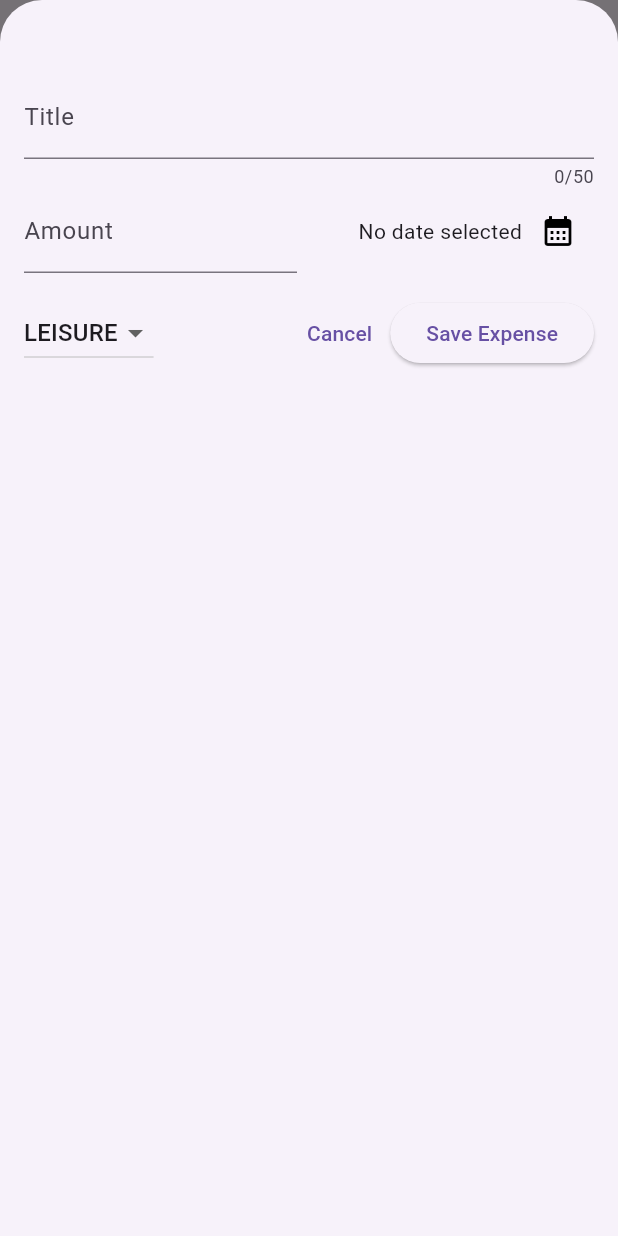
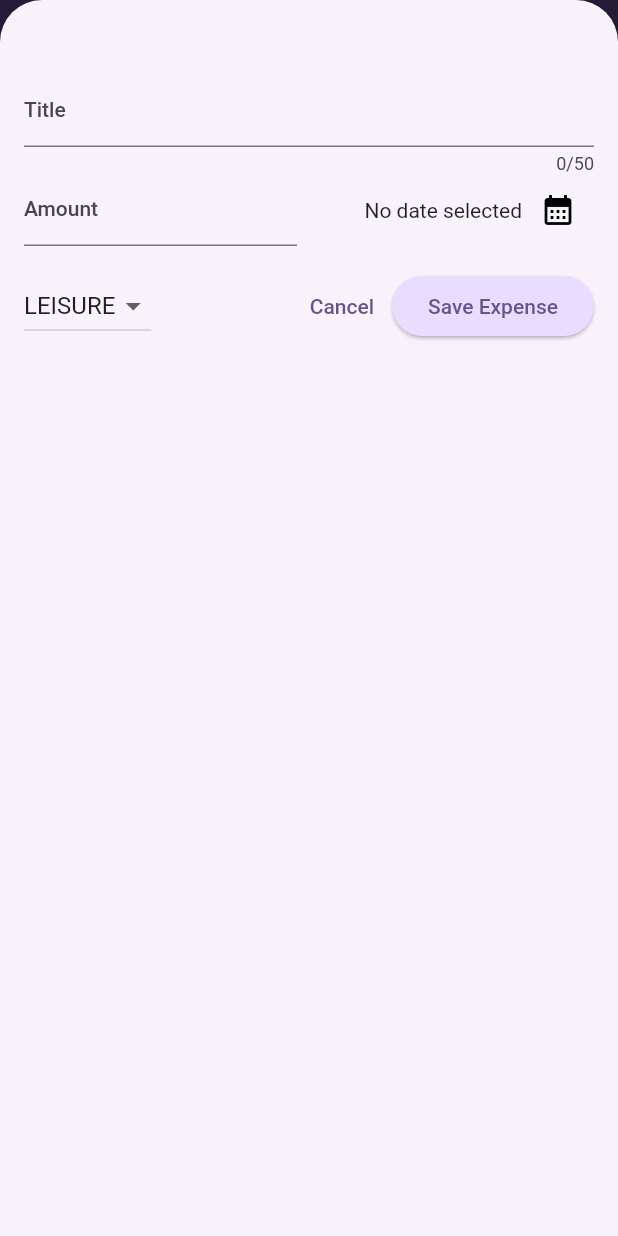
Before and after one commit to Orik-dev/expense_tracker, a Flutter app: the screen it shows after launch, after a tap on the "add" icon, on a phone screen of 412 x 824 dp. Run offline on Flutter 3.47's test engine with Material 2 defaults, Android fonts, the phone set to English and light mode, and no system bars.

Commit message:
ThemeData

```diff
--- a/lib/main.dart
+++ b/lib/main.dart
@@ -1,9 +1,59 @@
 import 'package:expense_tracker/widgets/expenses.dart';
 import 'package:flutter/material.dart';
 
+var kColorScheme =
+    ColorScheme.fromSeed(seedColor: const Color.fromARGB(255, 96, 59, 181));
+
+var kDarkColorScheme = ColorScheme.fromSeed(
+  brightness: Brightness.dark,
+  seedColor: const Color.fromARGB(255, 5, 99, 125),
+);
+
 void main() {
   runApp(MaterialApp(
-    theme: ThemeData(useMaterial3: true),
+    darkTheme: ThemeData.dark().copyWith(
+      useMaterial3: true,
+      colorScheme: kDarkColorScheme,
+      cardTheme: const CardTheme().copyWith(
+        color: kDarkColorScheme.secondaryContainer,
+        margin: const EdgeInsets.symmetric(
+          horizontal: 16,
+          vertical: 8,
+        ),
+      ),
+      elevatedButtonTheme: ElevatedButtonThemeData(
+        style: ElevatedButton.styleFrom(
+          backgroundColor: kDarkColorScheme.primaryContainer,
+          foregroundColor: kDarkColorScheme.onPrimaryContainer,
+        ),
+      ),
+    ),
+    theme: ThemeData().copyWith(
+        useMaterial3: true,
+        colorScheme: kColorScheme,
+        appBarTheme: const AppBarTheme().copyWith(
+          backgroundColor: kColorScheme.onPrimaryContainer,
+          foregroundColor: kColorScheme.primaryContainer,
+        ),
+        cardTheme: const CardTheme().copyWith(
+          color: kColorScheme.secondaryContainer,
+          margin: const EdgeInsets.symmetric(
+            horizontal: 16,
+            vertical: 8,
+          ),
+        ),
+        elevatedButtonTheme: ElevatedButtonThemeData(
+          style: ElevatedButton.styleFrom(
+            backgroundColor: kColorScheme.primaryContainer,
+          ),
+        ),
+        textTheme: ThemeData().textTheme.copyWith(
+              titleLarge: TextStyle(
+                fontWeight: FontWeight.bold,
+                color: kColorScheme.onSecondaryContainer,
+                fontSize: 16,
+              ),
+            )),
     debugShowCheckedModeBanner: false,
     home: const Expenses(),
   ));
```
